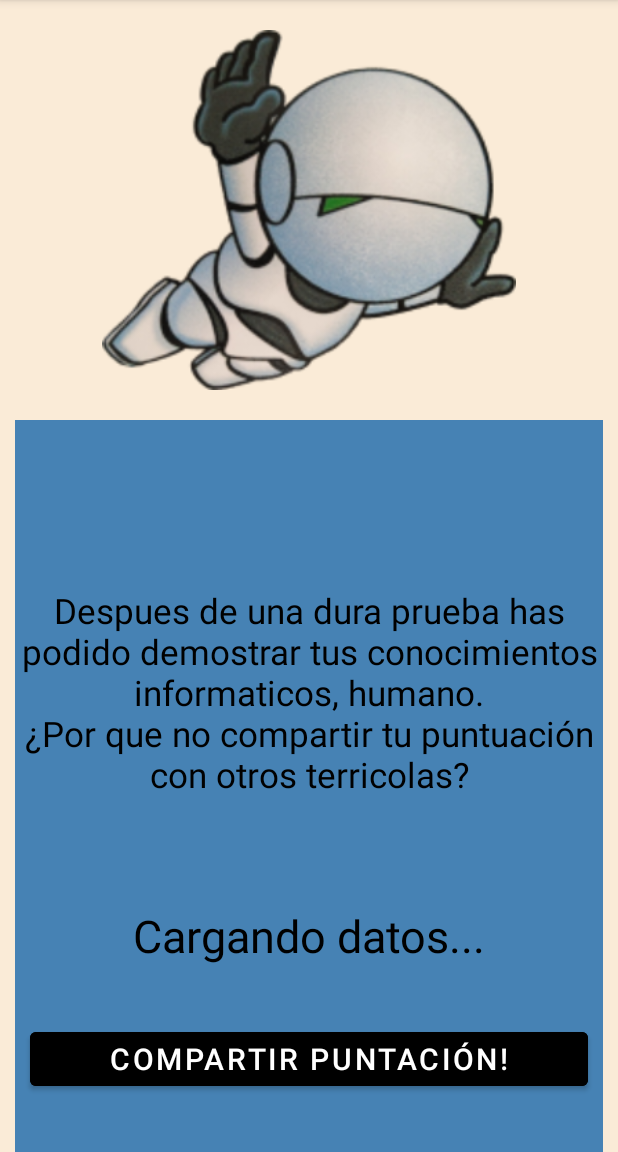
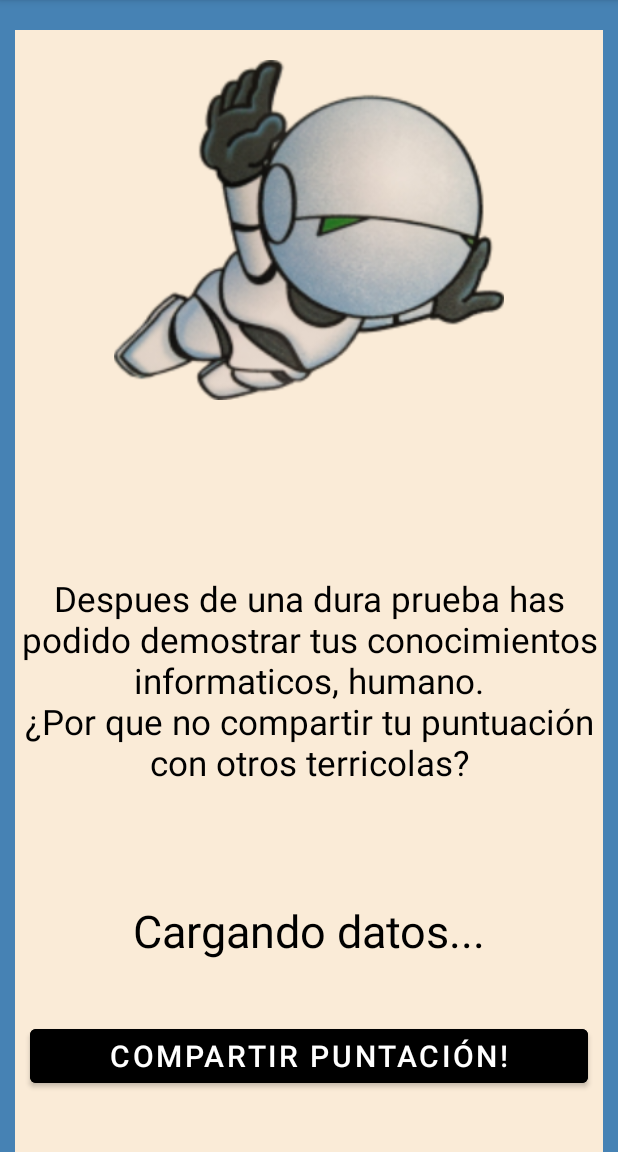
Before and after one commit to magnitopic/MiniProjectQuiz, an Android app: the EndScreen screen opened directly, with no data from a screen before it, on a phone screen of 412 x 824 dp, the part 84-1236 px from its top. Run offline under Robolectric (Android 15) with nearby library versions, the phone set to English and light mode, and no system bars.

Commit message:
end screen colour rework

```diff
--- a/app/src/main/java/com/example/miniprojectquiz/checkbox.kt
+++ b/app/src/main/java/com/example/miniprojectquiz/checkbox.kt
@@ -27,12 +27,17 @@ class checkbox : AppCompatActivity() {
         )
     }
 
-    fun sendMessage(vista: View){
-        Toast.makeText(applicationContext, comentarios.get((Math.random()*comentarios.length).toInt()).toString(), Toast.LENGTH_SHORT).show()
+    fun sendMessage(vista: View) {
+        Toast.makeText(
+            applicationContext,
+            comentarios.get((Math.random() * comentarios.length).toInt()).toString(),
+            Toast.LENGTH_SHORT
+        ).show()
     }
 
     fun getResults(vista: View) {
-        val i = Intent(this, checkbox::class.java)
+        val i = Intent(this, EndScreen::class.java)
         startActivity(i)
     }
+
 }
--- a/app/src/main/res/layout/activity_end_screen.xml
+++ b/app/src/main/res/layout/activity_end_screen.xml
@@ -5,7 +5,7 @@
     android:id="@+id/endContainer"
     android:layout_width="match_parent"
     android:layout_height="match_parent"
-    android:background="@color/backgroudBrown"
+    android:background="@color/stealBlue"
     android:orientation="vertical"
     tools:context=".EndScreen">
 
@@ -13,18 +13,23 @@
         android:id="@+id/marvinFly"
         android:layout_width="match_parent"
         android:layout_height="0dp"
+        android:layout_marginStart="10dp"
         android:layout_marginTop="20dp"
+        android:paddingTop="20dp"
+
+        android:layout_marginEnd="10dp"
         android:layout_weight=".33"
+        android:background="@color/backgroudBrown"
         app:srcCompat="@drawable/marvin_fly_small" />
 
     <RelativeLayout
         android:layout_width="match_parent"
         android:layout_height="0dp"
         android:layout_marginStart="10dp"
-        android:layout_marginTop="20dp"
         android:layout_marginEnd="10dp"
         android:layout_weight=".5"
-        android:background="@color/stealBlue">
+        android:background="@color/backgroudBrown"
+        android:paddingTop="20dp">
 
         <TextView
             android:id="@+id/messageTextView"
@@ -34,7 +39,7 @@
             android:text="Despues de una dura prueba has podido demostrar tus conocimientos informaticos, humano.\n¿Por que no compartir tu puntuación con otros terricolas?"
             android:textAlignment="center"
             android:textColor="@color/black"
-            android:textSize="23dp" />
+            android:textSize="23sp" />
 
         <TextView
             android:id="@+id/scoreTextView"
@@ -44,7 +49,7 @@
             android:text="Cargando datos..."
             android:textAlignment="center"
             android:textColor="@color/black"
-            android:textSize="30dp" />
+            android:textSize="30sp" />
 
     </RelativeLayout>
 
@@ -54,7 +59,7 @@
         android:layout_marginStart="10dp"
         android:layout_marginEnd="10dp"
         android:layout_weight=".17"
-        android:background="@color/stealBlue">
+        android:background="@color/backgroudBrown">
 
         <Button
             android:id="@+id/button"
@@ -65,7 +70,7 @@
             android:layout_marginRight="10dp"
             android:backgroundTint="@color/black"
             android:text="Compartir Puntación!"
-            android:textSize="20dp" />
+            android:textSize="20sp" />
     </RelativeLayout>
 
 </LinearLayout>
```
